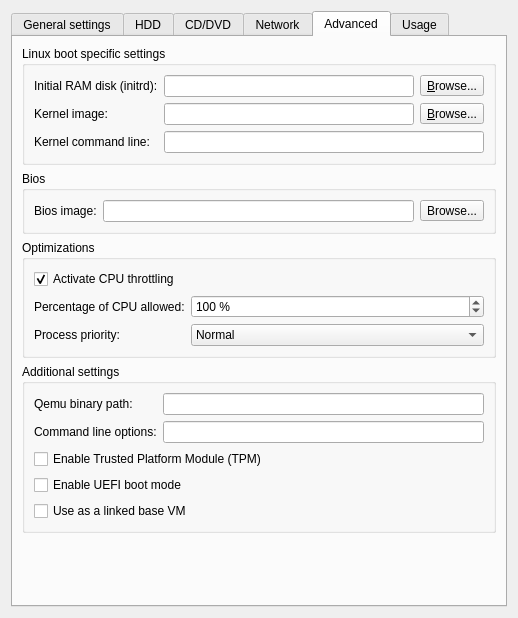
Old version of the form gns3/modules/qemu/ui/qemu_vm_configuration_page.ui in the repository kaisenlinux/gns3-gui.
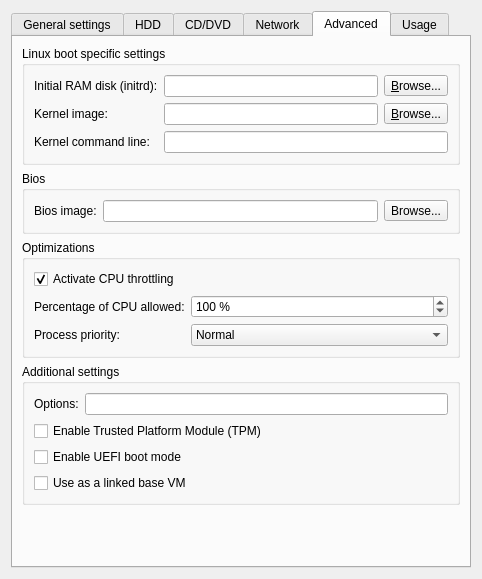
New version of the form. The open tabs and pages were chosen to show the change.

Diff of the .ui file:
```diff
--- a/gns3/modules/qemu/ui/qemu_vm_configuration_page.ui
+++ b/gns3/modules/qemu/ui/qemu_vm_configuration_page.ui
@@ -6,8 +6,8 @@
    <rect>
     <x>0</x>
     <y>0</y>
-    <width>518</width>
-    <height>618</height>
+    <width>478</width>
+    <height>579</height>
    </rect>
   </property>
   <property name="windowTitle">
@@ -899,7 +899,7 @@
           <string>Additional settings</string>
          </property>
          <layout class="QGridLayout" name="gridLayout_3">
-          <item row="1" column="1">
+          <item row="0" column="1">
            <widget class="QLineEdit" name="uiQemuOptionsLineEdit">
             <property name="toolTip">
              <string>&lt;html&gt;&lt;head/&gt;&lt;body&gt;&lt;p&gt;Variable replacements:&lt;/p&gt;
@@ -915,14 +915,7 @@
             </property>
            </widget>
           </item>
-          <item row="4" column="0" colspan="2">
-           <widget class="QCheckBox" name="uiUEFICheckBox">
-            <property name="text">
-             <string>Enable UEFI boot mode</string>
-            </property>
-           </widget>
-          </item>
-          <item row="5" column="0" colspan="2">
+          <item row="3" column="0" colspan="2">
            <widget class="QCheckBox" name="uiBaseVMCheckBox">
             <property name="enabled">
              <bool>true</bool>
@@ -932,29 +925,26 @@
             </property>
            </widget>
           </item>
-          <item row="0" column="0">
-           <widget class="QLabel" name="uiQemuPathLabel">
-            <property name="text">
-             <string>Qemu binary path:</string>
-            </property>
-           </widget>
-          </item>
-          <item row="1" column="0">
-           <widget class="QLabel" name="uiQemuOptionsLabel">
-            <property name="text">
-             <string>Command line options:</string>
-            </property>
-           </widget>
-          </item>
-          <item row="3" column="0" colspan="2">
+          <item row="1" column="0" colspan="2">
            <widget class="QCheckBox" name="uiTPMCheckBox">
             <property name="text">
              <string>Enable Trusted Platform Module (TPM)</string>
             </property>
            </widget>
           </item>
-          <item row="0" column="1">
-           <widget class="QLineEdit" name="uiQemuPathLineEdit"/>
+          <item row="0" column="0">
+           <widget class="QLabel" name="uiQemuOptionsLabel">
+            <property name="text">
+             <string>Options:</string>
+            </property>
+           </widget>
+          </item>
+          <item row="2" column="0" colspan="2">
+           <widget class="QCheckBox" name="uiUEFICheckBox">
+            <property name="text">
+             <string>Enable UEFI boot mode</string>
+            </property>
+           </widget>
           </item>
          </layout>
          <zorder>uiQemuOptionsLineEdit</zorder>
```
Left out of the diff: 375 changed lines with no effect on the pictures.
